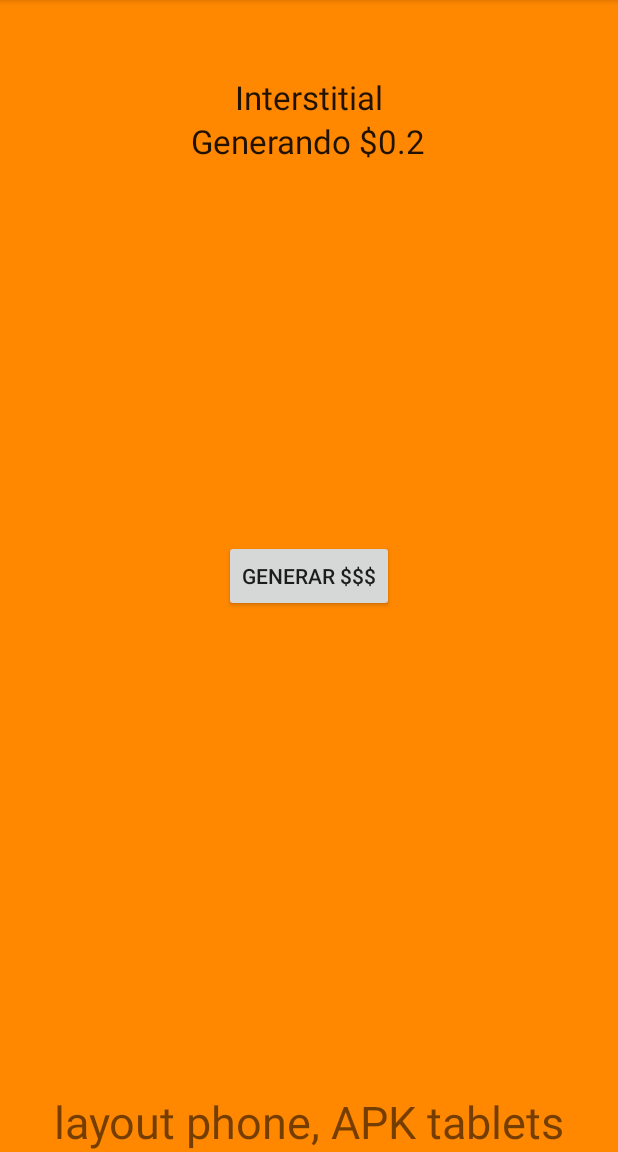
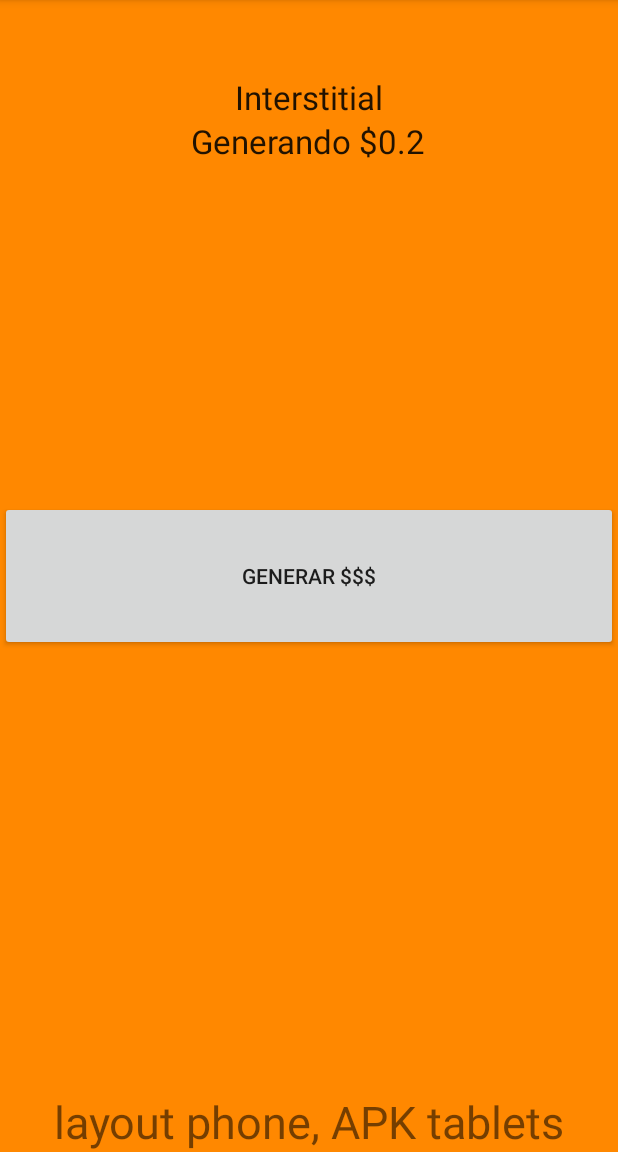
Before and after one commit to cristiansan/Admob, an Android app: the screen it shows after launch (MainActivity), after a tap on "GENERAR $$$", on a phone screen of 412 x 824 dp, the part 84-1236 px from its top. Run offline under Robolectric (Android 15) with nearby library versions, the phone set to English and light mode, and no system bars; our stand-ins replace AdMob; 1 statement that could not run was skipped.

Commit message:
boton mas grande, para todas las pantallas

```diff
--- a/app/src/main/AndroidManifest.xml
+++ b/app/src/main/AndroidManifest.xml
@@ -6,12 +6,6 @@
     <uses-permission android:name="android.permission.INTERNET" />
     <uses-permission android:name="android.permission.ACCESS_NETWORK_STATE" />
 
-    <supports-screens
-        android:smallScreens="false"
-        android:normalScreens="false"
-        android:largeScreens="true"
-        android:xlargeScreens="true"
-        android:requiresSmallestWidthDp="600" />
 
     <application
         android:allowBackup="true"
--- a/app/src/main/java/app/admob/admob/MainActivity.java
+++ b/app/src/main/java/app/admob/admob/MainActivity.java
@@ -15,8 +15,7 @@ import screen.com.multiplesizes.R;
 
 public class MainActivity extends AppCompatActivity {
     // Remove the below line after defining your own ad unit ID.
-    private static final String TOAST_TEXT = "Test ads are being shown. "
-            + "To show live ads, replace the ad unit ID in res/values/strings.xml with your own ad unit ID.";
+    private static final String TOAST_TEXT = "Las publicidades empezaran a mostrarse";
 
     private static final int START_LEVEL = 1;
     private int mLevel;
@@ -80,7 +79,7 @@ public class MainActivity extends AppCompatActivity {
         if (mInterstitialAd != null && mInterstitialAd.isLoaded()) {
             mInterstitialAd.show();
         } else {
-            Toast.makeText(this, "Ad did not load", Toast.LENGTH_SHORT).show();
+            Toast.makeText(this, "La publicidad no pudo ser leida", Toast.LENGTH_SHORT).show();
             goToNextLevel();
         }
     }
@@ -90,8 +89,8 @@ public class MainActivity extends AppCompatActivity {
         mNextLevelButton.setEnabled(true);
         AdRequest request = new AdRequest.Builder()
                 .setRequestAgent("android_studio:ad_template")
-                /*.addTestDevice(AdRequest.DEVICE_ID_EMULATOR)        // All emulators*/
-                .addTestDevice("D9B26731969B87BBCF8213A11376DCBF")  // My Nexus test phone
+                //.addTestDevice(AdRequest.DEVICE_ID_EMULATOR)        // All emulators*/
+                .addTestDevice("D9B26731969B87BBCF8213A11376DCBF")  // My test phone
                 .build();
         mInterstitialAd.loadAd(request);
 
--- a/app/src/main/res/layout-sw600dp/activity_main.xml
+++ b/app/src/main/res/layout-sw600dp/activity_main.xml
@@ -15,8 +15,8 @@
         android:layout_centerHorizontal="true" android:text="@string/start_level"
         android:textAppearance="?android:attr/textAppearanceLarge" />
 
-    <Button android:id="@+id/next_level_button" android:layout_width="wrap_content"
-        android:layout_height="wrap_content" android:layout_centerHorizontal="true"
+    <Button android:id="@+id/next_level_button" android:layout_width="match_parent"
+        android:layout_height="100dp" android:layout_centerHorizontal="true"
         android:layout_centerVertical="true" android:text="@string/next_level" />
 
     <TextView
--- a/app/src/main/res/layout-sw720dp/activity_main.xml
+++ b/app/src/main/res/layout-sw720dp/activity_main.xml
@@ -15,8 +15,8 @@
         android:layout_centerHorizontal="true" android:text="@string/start_level"
         android:textAppearance="?android:attr/textAppearanceLarge" />
 
-    <Button android:id="@+id/next_level_button" android:layout_width="wrap_content"
-        android:layout_height="wrap_content" android:layout_centerHorizontal="true"
+    <Button android:id="@+id/next_level_button" android:layout_width="match_parent"
+        android:layout_height="100dp" android:layout_centerHorizontal="true"
         android:layout_centerVertical="true" android:text="@string/next_level" />
 
     <TextView
--- a/app/src/main/res/layout/activity_main.xml
+++ b/app/src/main/res/layout/activity_main.xml
@@ -15,8 +15,8 @@
         android:layout_centerHorizontal="true" android:text="@string/start_level"
         android:textAppearance="?android:attr/textAppearanceLarge" />
 
-    <Button android:id="@+id/next_level_button" android:layout_width="wrap_content"
-        android:layout_height="wrap_content" android:layout_centerHorizontal="true"
+    <Button android:id="@+id/next_level_button" android:layout_width="match_parent"
+        android:layout_height="100dp" android:layout_centerHorizontal="true"
         android:layout_centerVertical="true" android:text="@string/next_level" />
 
     <TextView
```
